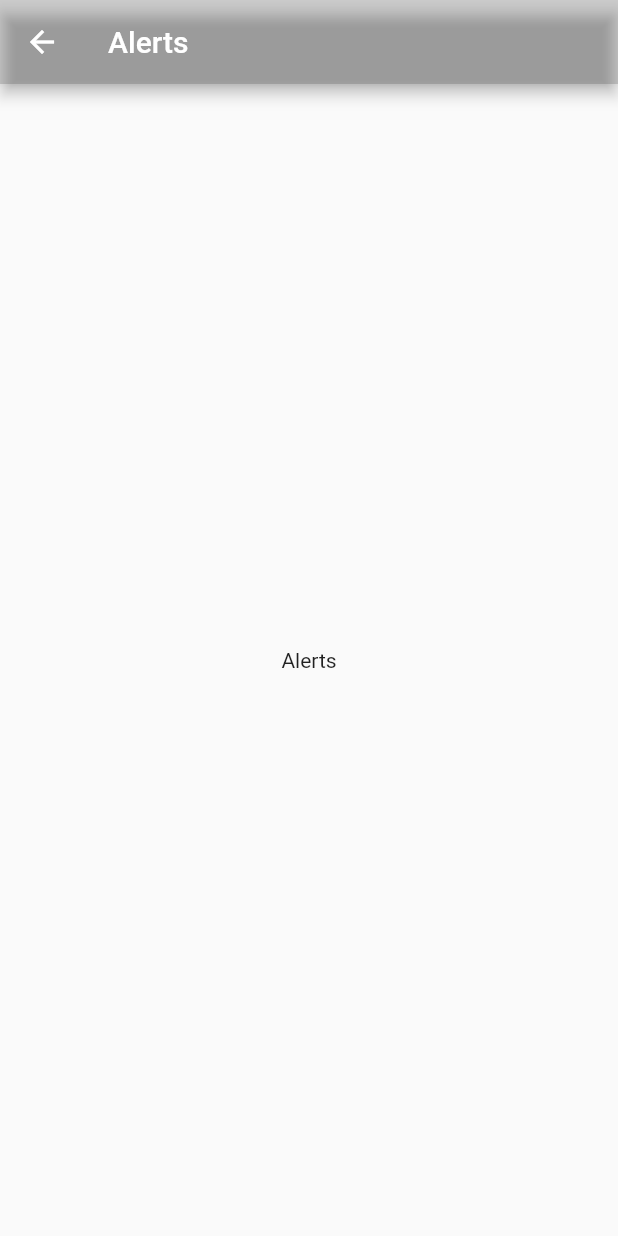
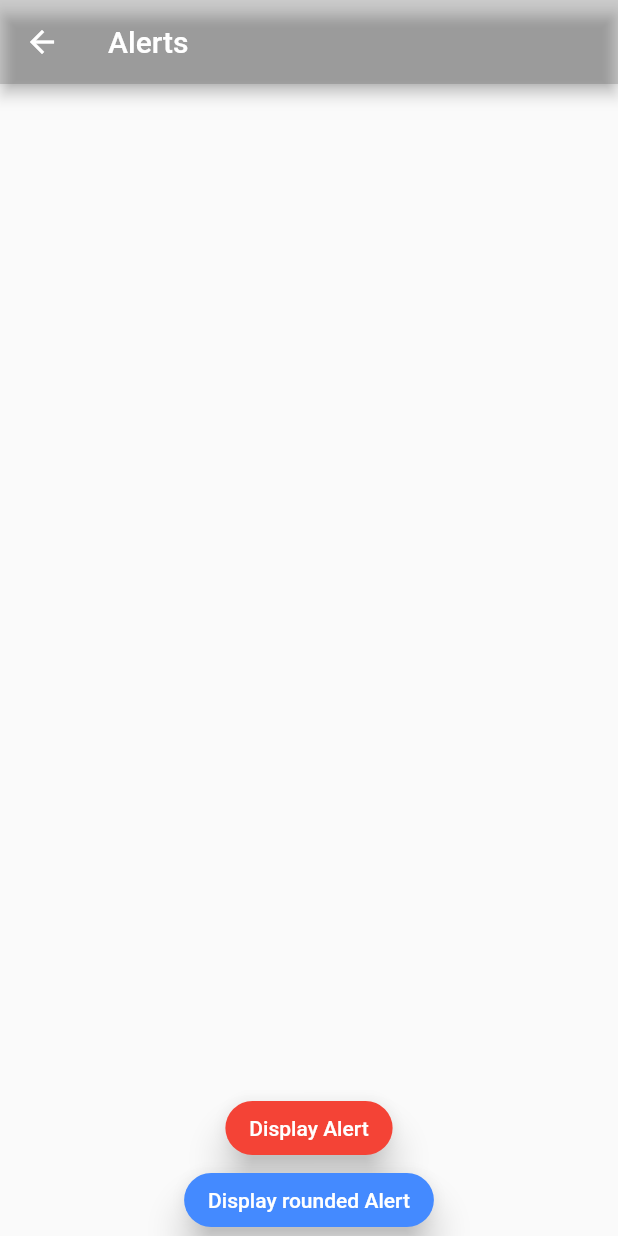
Before and after one commit to VictorAndres20/flutter-components, a Flutter app: the ALertsModule screen opened by its route, on a phone screen of 412 x 824 dp. Run offline on Flutter 3.47's test engine with Material 2 defaults, Android fonts, the phone set to English and light mode, and no system bars.

Commit message:
Inputs, Avatars, Animations

```diff
--- a/lib/src/modules/AlertsModule.dart
+++ b/lib/src/modules/AlertsModule.dart
@@ -1,15 +1,63 @@
+import 'package:componentsTemplateFlutter/src/containers/Alerts/reounded_alert.dart';
+import 'package:componentsTemplateFlutter/src/containers/Alerts/simple_alert.dart';
 import 'package:componentsTemplateFlutter/src/containers/AppBars/TransparentAppBar.dart';
 import 'package:flutter/material.dart';
 
-class ALertsModule extends StatelessWidget{
-
+class ALertsModule extends StatelessWidget {
   final String title = "Alerts";
 
   @override
   Widget build(BuildContext context) {
     return Scaffold(
-      appBar: TransparentAppBar(titleAppBar: title,).build(context),
-      body: Center(child: Text("Alerts")),
-    );
+        appBar: TransparentAppBar(
+          titleAppBar: title,
+        ).build(context),
+        body: Center(
+            child: Column(
+              mainAxisSize: MainAxisSize.max,
+              mainAxisAlignment: MainAxisAlignment.end,
+              children: <Widget>[
+                RaisedButton(
+                  onPressed: () => this._showDialog(context),
+                  color: Colors.red,
+                  shape: RoundedRectangleBorder(
+                    borderRadius: BorderRadius.all(Radius.circular(20.0))),
+                  child: Text("Display Alert"),
+                  elevation: 10.0,
+                  textColor: Colors.white,
+                ),
+                RaisedButton(
+                  onPressed: () => this._showRoundedDialog(context),
+                  color: Colors.blueAccent,
+                  shape: RoundedRectangleBorder(
+                    borderRadius: BorderRadius.all(Radius.circular(20.0))),
+                  child: Text("Display rounded Alert"),
+                  elevation: 10.0,
+                  textColor: Colors.white,
+                )
+              ],
+        )));
+  }
+
+  void _showDialog(BuildContext context) {
+    showDialog(
+        context: context,
+        barrierDismissible: true,
+        builder: (context) {
+          return buildSimpleAlert(context, () {
+            print("OK Pressed");
+          });
+        });
+  }
+
+  void _showRoundedDialog(BuildContext context) {
+    showDialog(
+        context: context,
+        barrierDismissible: true,
+        builder: (context) {
+          return buildRoundedAlert(context, () {
+            print("OK Pressed");
+          });
+        });
   }
 }
--- a/lib/src/modules/AvatarsModule.dart
+++ b/lib/src/modules/AvatarsModule.dart
@@ -1,4 +1,4 @@
-import 'package:componentsTemplateFlutter/src/containers/AppBars/TransparentAppBar.dart';
+import 'package:componentsTemplateFlutter/src/containers/AppBars/avatar_appbar.dart';
 import 'package:flutter/material.dart';
 
 class AvatarsModule extends StatelessWidget{
@@ -8,7 +8,7 @@ class AvatarsModule extends StatelessWidget{
   @override
   Widget build(BuildContext context) {
     return Scaffold(
-      appBar: TransparentAppBar(titleAppBar: title,).build(context),
+      appBar: buildAvatarAppBar(title: "Avatars"),
       body: Center(child: Text("Avatars")),
     );
   }
--- a/lib/src/routes/app_routes.dart
+++ b/lib/src/routes/app_routes.dart
@@ -1,4 +1,6 @@
+import 'package:componentsTemplateFlutter/src/modules/AnimatedModule.dart';
 import 'package:componentsTemplateFlutter/src/modules/CardsModule.dart';
+import 'package:componentsTemplateFlutter/src/modules/InputsModule.dart';
 import 'package:flutter/material.dart';
 
 import 'package:componentsTemplateFlutter/src/modules/HomeModule.dart';
@@ -12,6 +14,8 @@ Map<String, WidgetBuilder> getApplicationRoutes() {
     "alert": (context) => ALertsModule(),
     "avatar": (context) => AvatarsModule(),
     "card": (context) => CardsModule(),
+    "animated": (context) => AnimatedModule(),
+    "inputs": (context) => InputsModule(),
   };
 }
 
```
Also changed, not shown: lib/src/_helpers/color_random.dart (added, +14 -0 lines), lib/src/containers/Alerts/reounded_alert.dart (added, +26 -0 lines), lib/src/containers/Alerts/simple_alert.dart (added, +18 -0 lines), lib/src/containers/AppBars/avatar_appbar.dart (added, +24 -0 lines), lib/src/containers/Inputs/round_input.dart (added, +22 -0 lines), lib/src/modules/AnimatedModule.dart (added, +54 -0 lines), lib/src/modules/InputsModule.dart (added, +49 -0 lines), resources/files/menu.json (+10 -0 lines).
